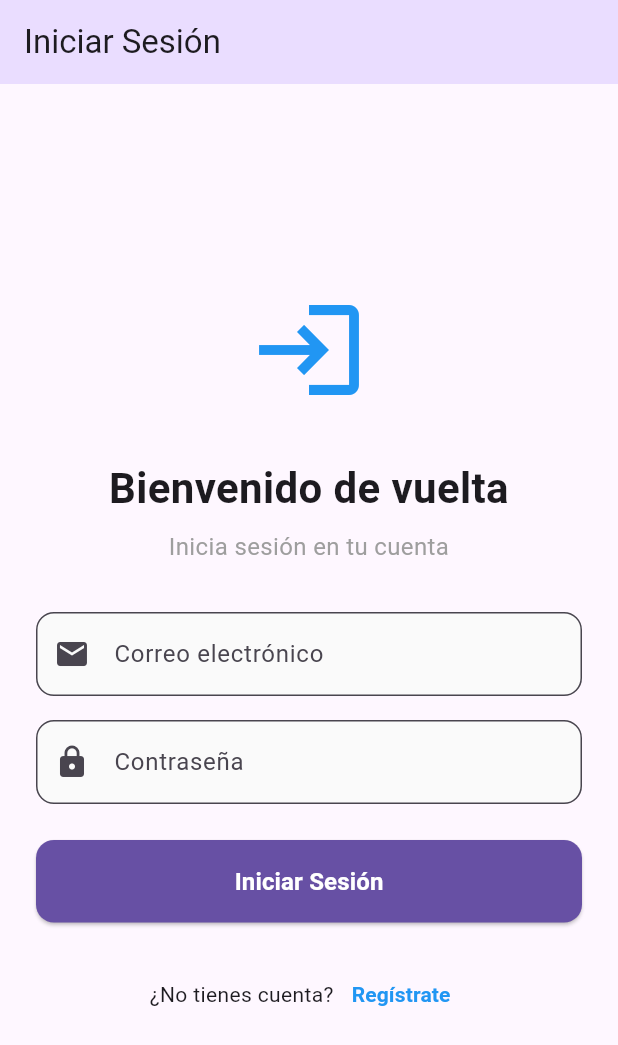
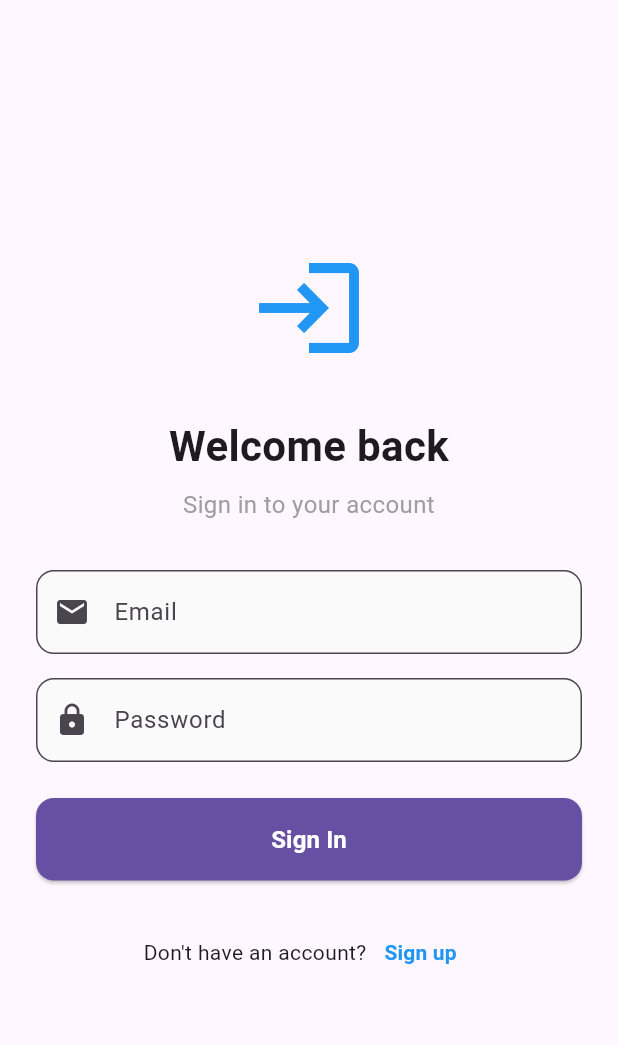
Before and after one commit to LevelUp-Journey/MobileApp-Cross, a Flutter app: the screen it shows after launch, on a phone screen of 412 x 824 dp. Shown: the top 1045 px of the screen. Run offline on Flutter 3.47's test engine with Material 3 defaults, Android fonts, the phone set to English and light mode, and no system bars; our stand-ins replace flutter_riverpod.

Commit message:
feat: Update UI text to English and improve navigation logic in authentication pages

```diff
--- a/lib/iam/presentation/pages/home_page.dart
+++ b/lib/iam/presentation/pages/home_page.dart
@@ -13,23 +13,6 @@ class HomePage extends ConsumerWidget {
     final authNotifier = ref.read(authControllerProvider.notifier);
 
     return Scaffold(
-      appBar: AppBar(
-        title: const Text('Inicio'),
-        backgroundColor: Theme.of(context).colorScheme.primaryContainer,
-        actions: [
-          IconButton(
-            icon: const Icon(Icons.logout),
-            onPressed: () {
-              authNotifier.logout();
-              Navigator.pushReplacement(
-                context,
-                MaterialPageRoute(builder: (_) => const LoginPage()),
-              );
-            },
-            tooltip: 'Cerrar sesión',
-          ),
-        ],
-      ),
       body: Padding(
         padding: const EdgeInsets.all(24.0),
         child: Center(
@@ -43,7 +26,7 @@ class HomePage extends ConsumerWidget {
               ),
               const SizedBox(height: 24),
               const Text(
-                '¡Bienvenido!',
+                'Welcome!',
                 style: TextStyle(
                   fontSize: 28,
                   fontWeight: FontWeight.bold,
@@ -52,7 +35,7 @@ class HomePage extends ConsumerWidget {
               const SizedBox(height: 16),
               if (authState.user != null) ...[
                 Text(
-                  'Usuario: ${authState.user!.email.value}',
+                  'User: ${authState.user!.email.value}',
                   style: const TextStyle(
                     fontSize: 18,
                     color: Colors.grey,
@@ -70,12 +53,23 @@ class HomePage extends ConsumerWidget {
               ],
               const SizedBox(height: 32),
               const Text(
-                'Has iniciado sesión correctamente',
+                'You have successfully signed in',
                 style: TextStyle(
                   fontSize: 16,
                   color: Colors.grey,
                 ),
                 textAlign: TextAlign.center,
+              ),
+              const SizedBox(height: 32),
+              ElevatedButton(
+                onPressed: () {
+                  authNotifier.logout();
+                  Navigator.pushReplacement(
+                    context,
+                    MaterialPageRoute(builder: (_) => const LoginPage()),
+                  );
+                },
+                child: const Text('Sign out'),
               ),
             ],
           ),
--- a/lib/iam/presentation/pages/login_page.dart
+++ b/lib/iam/presentation/pages/login_page.dart
@@ -15,6 +15,7 @@ class LoginPage extends ConsumerStatefulWidget {
 class _LoginPageState extends ConsumerState<LoginPage> {
   final emailController = TextEditingController();
   final passwordController = TextEditingController();
+  bool _hasNavigated = false;
 
   @override
   void dispose() {
@@ -29,20 +30,18 @@ class _LoginPageState extends ConsumerState<LoginPage> {
     final authNotifier = ref.read(authControllerProvider.notifier);
 
     // Navigate to home if authenticated
-    if (authState.isAuthenticated && authState.user != null && !authState.loading) {
+    if (authState.isAuthenticated && authState.user != null && !authState.loading && !_hasNavigated) {
+      _hasNavigated = true;
       WidgetsBinding.instance.addPostFrameCallback((_) {
-        Navigator.pushReplacement(
+        Navigator.pushAndRemoveUntil(
           context,
           MaterialPageRoute(builder: (_) => const HomePage()),
+          (route) => false, // Remove all previous routes
         );
       });
     }
 
     return Scaffold(
-      appBar: AppBar(
-        title: const Text('Iniciar Sesión'),
-        backgroundColor: Theme.of(context).colorScheme.primaryContainer,
-      ),
       body: Padding(
         padding: const EdgeInsets.all(24.0),
         child: Center(
@@ -58,7 +57,7 @@ class _LoginPageState extends ConsumerState<LoginPage> {
                 ),
                 const SizedBox(height: 32),
                 const Text(
-                  'Bienvenido de vuelta',
+                  'Welcome back',
                   style: TextStyle(
                     fontSize: 28,
                     fontWeight: FontWeight.bold,
@@ -67,7 +66,7 @@ class _LoginPageState extends ConsumerState<LoginPage> {
                 ),
                 const SizedBox(height: 8),
                 const Text(
-                  'Inicia sesión en tu cuenta',
+                  'Sign in to your account',
                   style: TextStyle(
                     fontSize: 16,
                     color: Colors.grey,
@@ -78,7 +77,7 @@ class _LoginPageState extends ConsumerState<LoginPage> {
                 TextField(
                   controller: emailController,
                   decoration: InputDecoration(
-                    labelText: 'Correo electrónico',
+                    labelText: 'Email',
                     prefixIcon: const Icon(Icons.email),
                     border: OutlineInputBorder(
                       borderRadius: BorderRadius.circular(12),
@@ -93,7 +92,7 @@ class _LoginPageState extends ConsumerState<LoginPage> {
                 TextField(
                   controller: passwordController,
                   decoration: InputDecoration(
-                    labelText: 'Contraseña',
+                    labelText: 'Password',
                     prefixIcon: const Icon(Icons.lock),
                     border: OutlineInputBorder(
                       borderRadius: BorderRadius.circular(12),
@@ -130,7 +129,7 @@ class _LoginPageState extends ConsumerState<LoginPage> {
                           ),
                         )
                       : const Text(
-                          'Iniciar Sesión',
+                          'Sign In',
                           style: TextStyle(fontSize: 16, fontWeight: FontWeight.bold),
                         ),
                 ),
@@ -150,9 +149,9 @@ class _LoginPageState extends ConsumerState<LoginPage> {
                         Expanded(
                           child: Text(
                             authState.error!.contains('Invalid email or password')
-                                ? 'Correo electrónico o contraseña incorrectos.'
+                                ? 'Incorrect email or password.'
                                 : authState.error!.contains('Invalid data')
-                                ? 'Los datos proporcionados no son válidos.'
+                                ? 'The provided data is invalid.'
                                 : authState.error!,
                             style: const TextStyle(color: Colors.red),
                           ),
@@ -165,7 +164,7 @@ class _LoginPageState extends ConsumerState<LoginPage> {
                 Row(
                   mainAxisAlignment: MainAxisAlignment.center,
                   children: [
-                    const Text('¿No tienes cuenta?'),
+                    const Text('Don\'t have an account?'),
                     TextButton(
                       onPressed: authState.loading
                           ? null
@@ -176,7 +175,7 @@ class _LoginPageState extends ConsumerState<LoginPage> {
                               );
                             },
                       child: const Text(
-                        'Regístrate',
+                        'Sign up',
                         style: TextStyle(
                           fontWeight: FontWeight.bold,
                           color: Colors.blue,
--- a/lib/iam/presentation/pages/register_page.dart
+++ b/lib/iam/presentation/pages/register_page.dart
@@ -16,6 +16,7 @@ class _RegisterPageState extends ConsumerState<RegisterPage> {
   final emailController = TextEditingController();
   final passwordController = TextEditingController();
   final confirmPasswordController = TextEditingController();
+  bool _hasNavigated = false;
 
   @override
   void dispose() {
@@ -31,20 +32,18 @@ class _RegisterPageState extends ConsumerState<RegisterPage> {
     final authNotifier = ref.read(authControllerProvider.notifier);
 
     // Navigate to home if authenticated
-    if (authState.isAuthenticated && authState.user != null && !authState.loading) {
+    if (authState.isAuthenticated && authState.user != null && !authState.loading && !_hasNavigated) {
+      _hasNavigated = true;
       WidgetsBinding.instance.addPostFrameCallback((_) {
-        Navigator.pushReplacement(
+        Navigator.pushAndRemoveUntil(
           context,
           MaterialPageRoute(builder: (_) => const HomePage()),
+          (route) => false, // Remove all previous routes
         );
       });
     }
 
     return Scaffold(
-      appBar: AppBar(
-        title: const Text('Registro'),
-        backgroundColor: Theme.of(context).colorScheme.primaryContainer,
-      ),
       body: Padding(
         padding: const EdgeInsets.all(24.0),
         child: Center(
@@ -60,7 +59,7 @@ class _RegisterPageState extends ConsumerState<RegisterPage> {
                 ),
                 const SizedBox(height: 32),
                 const Text(
-                  'Crear cuenta',
+                  'Create account',
                   style: TextStyle(
                     fontSize: 28,
                     fontWeight: FontWeight.bold,
@@ -69,7 +68,7 @@ class _RegisterPageState extends ConsumerState<RegisterPage> {
                 ),
                 const SizedBox(height: 8),
                 const Text(
-                  'Regístrate para comenzar',
+                  'Sign up to get started',
                   style: TextStyle(
                     fontSize: 16,
                     color: Colors.grey,
@@ -80,7 +79,7 @@ class _RegisterPageState extends ConsumerState<RegisterPage> {
                 TextField(
                   controller: emailController,
                   decoration: InputDecoration(
-                    labelText: 'Correo electrónico',
+                    labelText: 'Email',
                     prefixIcon: const Icon(Icons.email),
                     border: OutlineInputBorder(
                       borderRadius: BorderRadius.circular(12),
@@ -95,7 +94,7 @@ class _RegisterPageState extends ConsumerState<RegisterPage> {
                 TextField(
                   controller: passwordController,
                   decoration: InputDecoration(
-                    labelText: 'Contraseña',
+                    labelText: 'Password',
                     prefixIcon: const Icon(Icons.lock),
                     border: OutlineInputBorder(
                       borderRadius: BorderRadius.circular(12),
@@ -110,7 +109,7 @@ class _RegisterPageState extends ConsumerState<RegisterPage> {
                 TextField(
                   controller: confirmPasswordController,
                   decoration: InputDecoration(
-                    labelText: 'Confirmar contraseña',
+                    labelText: 'Confirm password',
                     prefixIcon: const Icon(Icons.lock_outline),
                     border: OutlineInputBorder(
                       borderRadius: BorderRadius.circular(12),
@@ -126,11 +125,11 @@ class _RegisterPageState extends ConsumerState<RegisterPage> {
                   onPressed: authState.loading
                       ? null
                       : () {
-                          // Validar campos vacíos
+                          // Validate empty fields
                           if (emailController.text.trim().isEmpty) {
                             ScaffoldMessenger.of(context).showSnackBar(
                               const SnackBar(
-                                content: Text('Por favor ingresa tu correo electrónico'),
+                                content: Text('Please enter your email'),
                                 backgroundColor: Colors.red,
                               ),
                             );
@@ -140,7 +139,7 @@ class _RegisterPageState extends ConsumerState<RegisterPage> {
                           if (passwordController.text.isEmpty) {
                             ScaffoldMessenger.of(context).showSnackBar(
                               const SnackBar(
-                                content: Text('Por favor ingresa tu contraseña'),
+                                content: Text('Please enter your password'),
                                 backgroundColor: Colors.red,
                               ),
                             );
@@ -150,7 +149,7 @@ class _RegisterPageState extends ConsumerState<RegisterPage> {
                           if (confirmPasswordController.text.isEmpty) {
                             ScaffoldMessenger.of(context).showSnackBar(
                               const SnackBar(
-                                content: Text('Por favor confirma tu contraseña'),
+                                content: Text('Please confirm your password'),
                                 backgroundColor: Colors.red,
                               ),
                             );
@@ -160,7 +159,7 @@ class _RegisterPageState extends ConsumerState<RegisterPage> {
                           if (passwordController.text != confirmPasswordController.text) {
                             ScaffoldMessenger.of(context).showSnackBar(
                               const SnackBar(
-                                content: Text('Las contraseñas no coinciden'),
+                                content: Text('Passwords do not match'),
                                 backgroundColor: Colors.red,
                               ),
                             );
@@ -190,7 +189,7 @@ class _RegisterPageState extends ConsumerState<RegisterPage> {
                           ),
                         )
                       : const Text(
-                          'Registrarse',
+                          'Sign Up',
                           style: TextStyle(fontSize: 16, fontWeight: FontWeight.bold),
                         ),
                 ),
@@ -210,9 +209,9 @@ class _RegisterPageState extends ConsumerState<RegisterPage> {
                         Expanded(
                           child: Text(
                             authState.error!.contains('already exists')
-                                ? 'Este correo electrónico ya está registrado. Intenta iniciar sesión.'
+                                ? 'This email is already registered. Try signing in.'
                                 : authState.error!.contains('Invalid data')
-                                ? 'Los datos proporcionados no son válidos. Verifica tu información.'
+                                ? 'The provided data is invalid. Check your information.'
                                 : authState.error!,
                             style: const TextStyle(color: Colors.red),
                           ),
@@ -225,7 +224,7 @@ class _RegisterPageState extends ConsumerState<RegisterPage> {
                 Row(
                   mainAxisAlignment: MainAxisAlignment.center,
                   children: [
-                    const Text('¿Ya tienes cuenta?'),
+                    const Text('Already have an account?'),
                     TextButton(
                       onPressed: authState.loading
                           ? null
@@ -236,7 +235,7 @@ class _RegisterPageState extends ConsumerState<RegisterPage> {
                               );
                             },
                       child: const Text(
-                        'Inicia sesión',
+                        'Sign in',
                         style: TextStyle(
                           fontWeight: FontWeight.bold,
                           color: Colors.blue,
```
